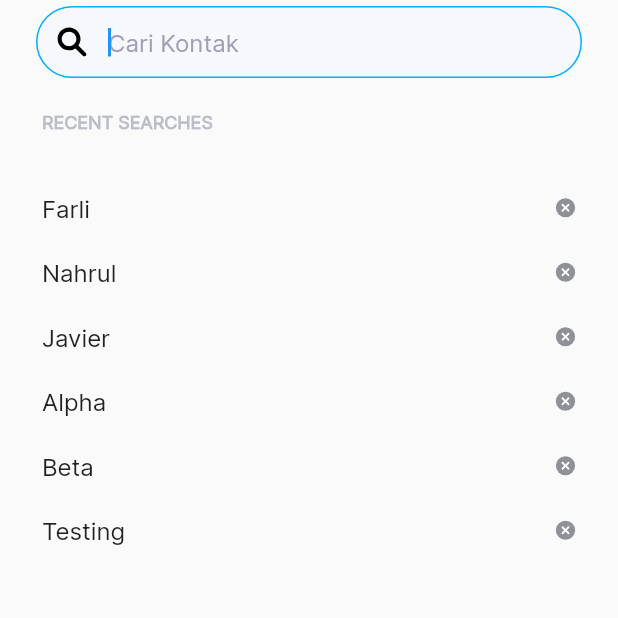
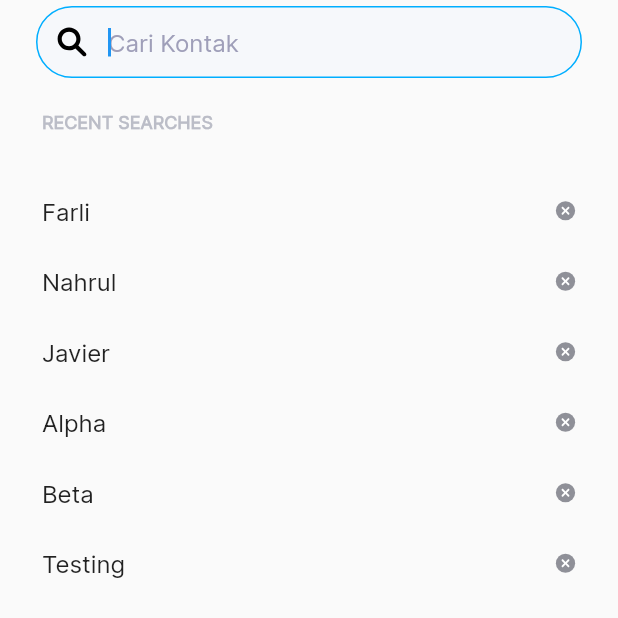
Before and after one commit to farlinahrul/scriptmatic_onboarding_app, a Flutter app: the KontakPelangganScreen screen opened directly, after a tap on "Cari Kontak", on a phone screen of 412 x 824 dp, the top half of it. Run offline on Flutter 3.47's test engine with Material 2 defaults, Android fonts, the phone set to English and light mode, and no system bars; our stand-ins replace carousel_slider, equatable, flutter_bloc, flutter_svg, google_fonts, modal_bottom_sheet; missing offline and left inert: multiselect.

Commit message:
fix: bad UI

```diff
--- a/lib/ui/screens/contact_management/kontak_pelanggan/components/custom_search_delegate.dart
+++ b/lib/ui/screens/contact_management/kontak_pelanggan/components/custom_search_delegate.dart
@@ -117,7 +117,7 @@ class CustomSearchDelegate extends custom.SearchDelegate<String> {
                       query = suggestionsTemp[index];
                     },
                     child: Padding(
-                      padding: const EdgeInsets.symmetric(vertical: 8),
+                      padding: const EdgeInsets.symmetric(vertical: 10),
                       child: Row(
                         mainAxisAlignment: MainAxisAlignment.spaceBetween,
                         children: [
--- a/lib/ui/screens/contact_management/kontak_pelanggan/kontak_pelanggan_screen.dart
+++ b/lib/ui/screens/contact_management/kontak_pelanggan/kontak_pelanggan_screen.dart
@@ -367,8 +367,8 @@ class KontakPelangganScreen extends StatelessWidget {
                               initQuery: _bloc.searchController.text,
                             ),
                           );
-                          if (query != "null") {
-                            _bloc.searchController.text = query!;
+                          if (query != null) {
+                            _bloc.searchController.text = query;
                             _bloc.sortFilterAndSearch();
                           }
                         },
--- a/lib/ui/widgets/custom_search_delegate.dart
+++ b/lib/ui/widgets/custom_search_delegate.dart
@@ -275,7 +275,7 @@ class _SearchPageState<T> extends State<_SearchPage<T>> {
       case _SearchBody.suggestions:
         body = KeyedSubtree(
           key: const ValueKey<_SearchBody>(_SearchBody.suggestions),
-          child: Expanded(child: widget.delegate.buildSuggestions(context)),
+          child: widget.delegate.buildSuggestions(context),
         );
         break;
       case _SearchBody.results:
@@ -315,7 +315,7 @@ class _SearchPageState<T> extends State<_SearchPage<T>> {
             backgroundColor: Colors.transparent,
             leadingWidth: 0,
             titleSpacing: 0,
-            //leading: widget.delegate.buildLeading(context),
+            leading: widget.delegate.buildLeading(context),
             title: Padding(
               padding: const EdgeInsets.only(
                 left: 24,
```
Also changed, not shown: lib/ui/screens/auth/login/login_screen.dart (+7 -13 lines).
